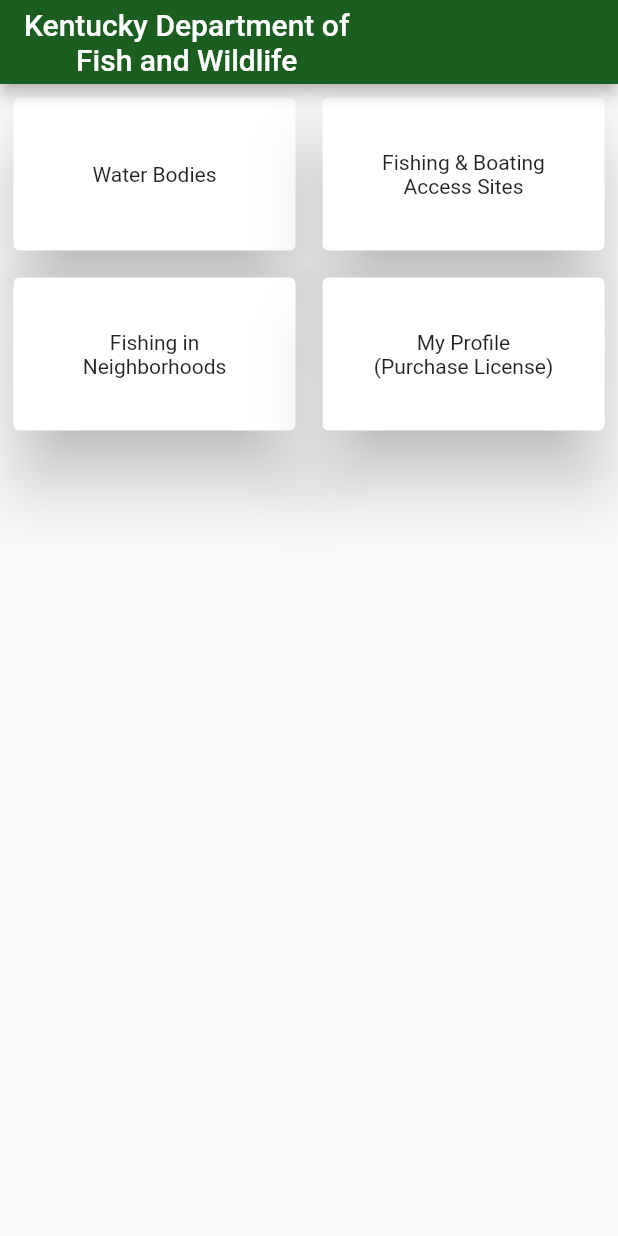
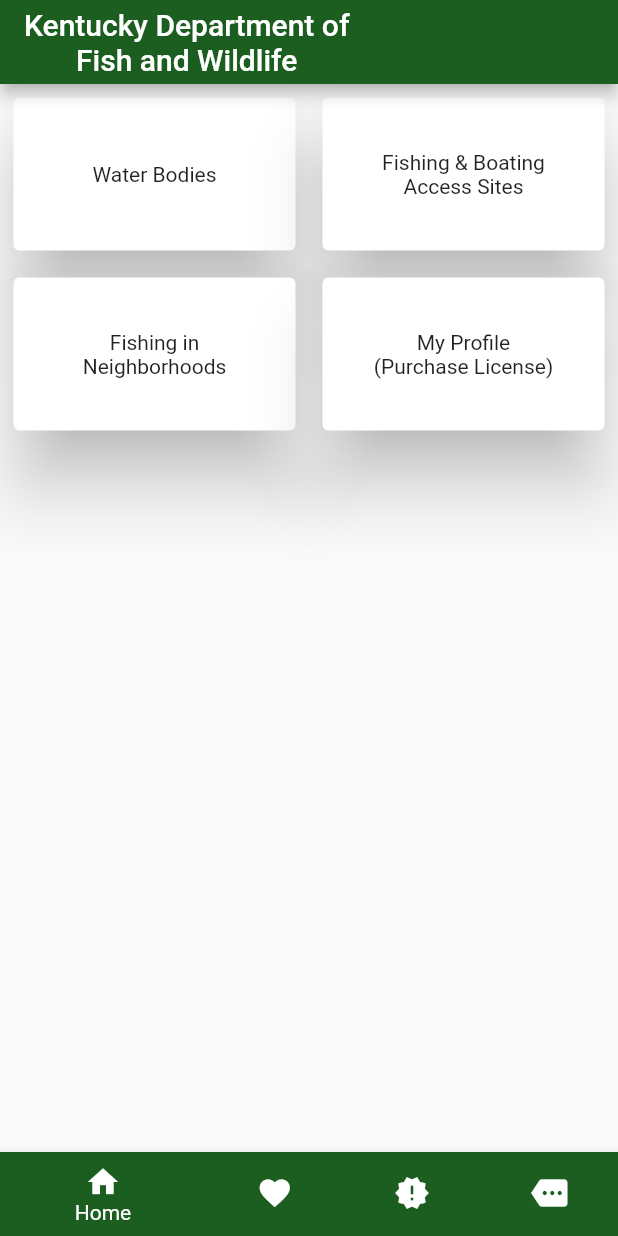
Before and after one commit to gquarles/FWW, a Flutter app: the screen it shows after launch, on a phone screen of 412 x 824 dp. Run offline on Flutter 3.47's test engine with Material 2 defaults, Android fonts, the phone set to English and light mode, and no system bars; our stand-ins replace google_maps_flutter, shared_preferences.

```diff
--- a/lib/main.dart
+++ b/lib/main.dart
@@ -2,6 +2,7 @@ import 'package:FWW/screens/FINSMap.dart';
 import 'package:FWW/screens/waterAccessMap.dart';
 import 'package:FWW/screens/waterBodyList.dart';
 import 'package:flutter/material.dart';
+import 'package:url_launcher/url_launcher.dart';
 
 void main() => runApp(MyApp());
 
@@ -131,12 +132,7 @@ class MapSampleState extends State<MapSample> {
                   height: 120,
                   child: InkWell(
                     onTap: () {
-                      Navigator.push(
-                        context,
-                        MaterialPageRoute(
-                          builder: (context) => WaterAccessMap(),
-                        ),
-                      );
+                      _launchURL('https://app.fw.ky.gov/myprofile/');
                     },
                     child: Card(
                       elevation: 20,
@@ -157,6 +153,35 @@ class MapSampleState extends State<MapSample> {
           )
         ],
       ),
+      bottomNavigationBar: BottomNavigationBar(
+        items: <BottomNavigationBarItem>[
+          BottomNavigationBarItem(
+            icon: Icon(Icons.home),
+            title: Text('Home'),
+            backgroundColor: Colors.green[900],
+          ),
+          BottomNavigationBarItem(
+            icon: Icon(Icons.favorite),
+            title: Text('Favorites'),
+          ),
+          BottomNavigationBarItem(
+            icon: Icon(Icons.new_releases),
+            title: Text('News'),
+          ),
+          BottomNavigationBarItem(
+            icon: Icon(Icons.more),
+            title: Text('More'),
+          ),
+        ],
+      ),
     );
   }
 }
+
+_launchURL(String url) async {
+  if (await canLaunch(url)) {
+    await launch(url);
+  } else {
+    throw 'Could not launch $url';
+  }
+}
--- a/pubspec.yaml
+++ b/pubspec.yaml
@@ -15,6 +15,7 @@ dependencies:
   google_maps_flutter: ^0.5.30
   http: ^0.12.2
   shared_preferences: ^0.5.8
+  url_launcher: ^5.5.0
 
   cupertino_icons: ^0.1.3
 
```
Also changed, not shown: pubspec.lock, 2 other files.
